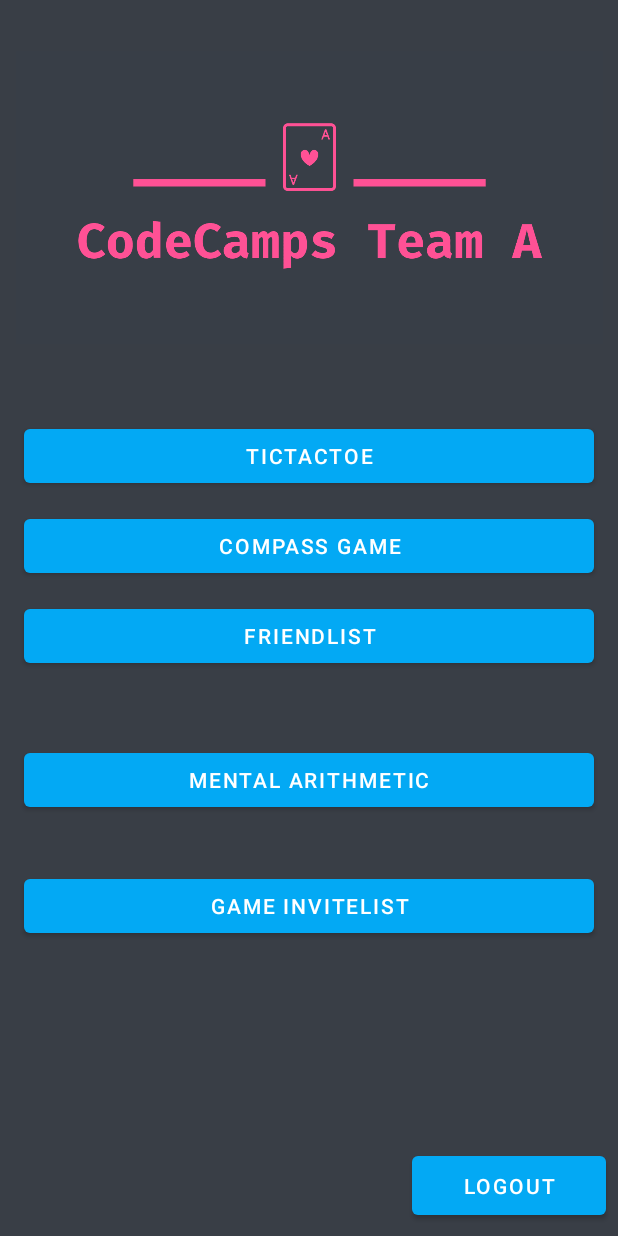
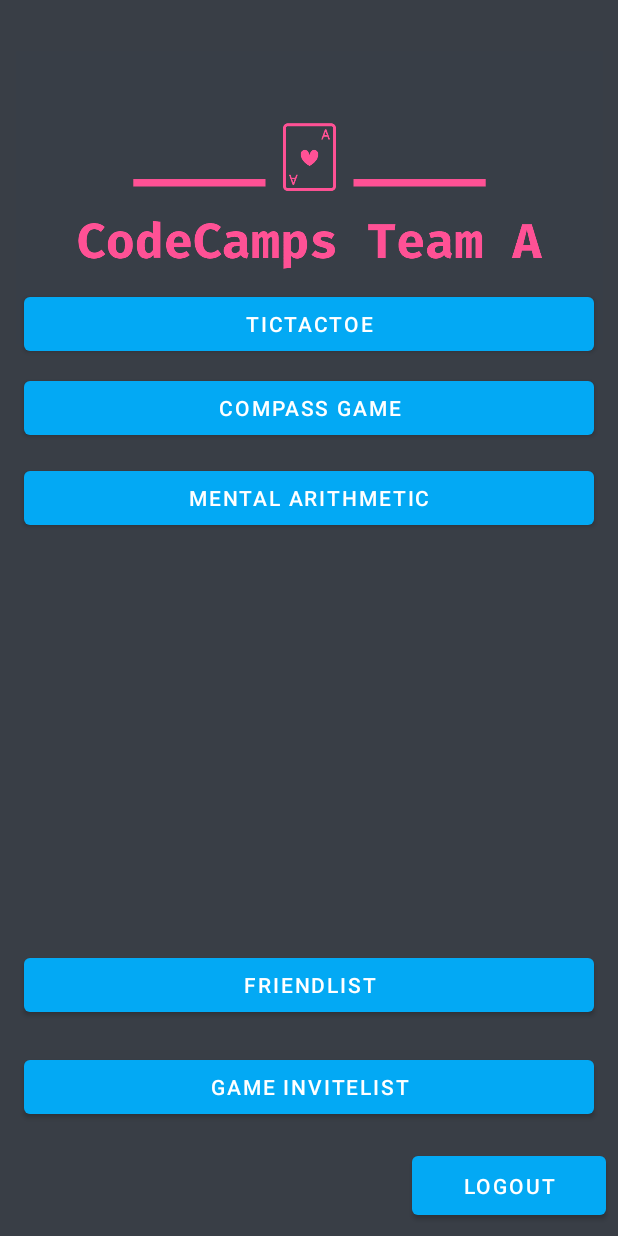
Before and after one commit to JulianWerner98/CodeCampsTeamA, an Android app: the screen it shows after launch once a user with an empty profile is signed in (GameSelectActivity), on a phone screen of 412 x 824 dp. Run offline under Robolectric (Android 15) with nearby library versions, the light colour scheme and no system bars; our stand-ins replace Firebase (no records; nobody signed in at launch, a user with empty details on screens opened directly).

Commit message:
shore: change btn position

```diff
--- a/app/src/main/res/layout/activity_game_select.xml
+++ b/app/src/main/res/layout/activity_game_select.xml
@@ -26,7 +26,7 @@
         android:layout_width="0dp"
         android:layout_height="wrap_content"
         android:layout_marginStart="16dp"
-        android:layout_marginTop="280dp"
+        android:layout_marginTop="192dp"
         android:layout_marginEnd="16dp"
         android:text="TicTacToe"
         app:layout_constraintEnd_toEndOf="parent"
@@ -39,7 +39,7 @@
         android:layout_width="0dp"
         android:layout_height="wrap_content"
         android:layout_marginStart="16dp"
-        android:layout_marginTop="340dp"
+        android:layout_marginTop="248dp"
         android:layout_marginEnd="16dp"
         android:text="Compass Game"
         app:layout_constraintEnd_toEndOf="parent"
@@ -62,21 +62,21 @@
         android:layout_width="0dp"
         android:layout_height="wrap_content"
         android:layout_marginStart="16dp"
-        android:layout_marginTop="400dp"
         android:layout_marginEnd="16dp"
+        android:layout_marginBottom="20dp"
         android:width="@dimen/browser_actions_context_menu_max_width"
         android:text="Friendlist"
+        app:layout_constraintBottom_toTopOf="@+id/btnGameInviteList"
         app:layout_constraintEnd_toEndOf="parent"
         app:layout_constraintHorizontal_bias="0.0"
-        app:layout_constraintStart_toStartOf="parent"
-        app:layout_constraintTop_toTopOf="parent" />
+        app:layout_constraintStart_toStartOf="parent" />
 
     <Button
         android:id="@+id/btnMentalArithmetic"
         android:layout_width="0dp"
         android:layout_height="wrap_content"
         android:layout_marginStart="16dp"
-        android:layout_marginTop="496dp"
+        android:layout_marginTop="308dp"
         android:layout_marginEnd="16dp"
         android:width="@dimen/browser_actions_context_menu_max_width"
         android:text="Mental Arithmetic"
@@ -90,14 +90,14 @@
         android:layout_width="0dp"
         android:layout_height="wrap_content"
         android:layout_marginStart="16dp"
-        android:layout_marginTop="580dp"
         android:layout_marginEnd="16dp"
+        android:layout_marginBottom="16dp"
         android:width="@dimen/browser_actions_context_menu_max_width"
         android:text="Game Invitelist"
+        app:layout_constraintBottom_toTopOf="@+id/btnLogout"
         app:layout_constraintEnd_toEndOf="parent"
         app:layout_constraintHorizontal_bias="0.0"
-        app:layout_constraintStart_toStartOf="parent"
-        app:layout_constraintTop_toTopOf="parent" />
+        app:layout_constraintStart_toStartOf="parent" />
 
     <ProgressBar
         android:id="@+id/spinner"
```
